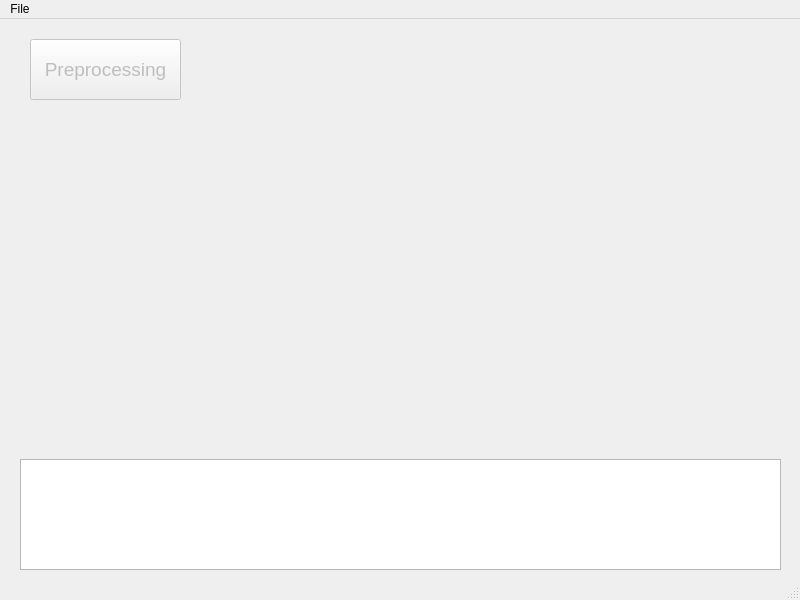
Above: dataprocesswindow.ui from jefftsai8049/BeeObservationSystem_Analysis before the change. Below: the same form after it.
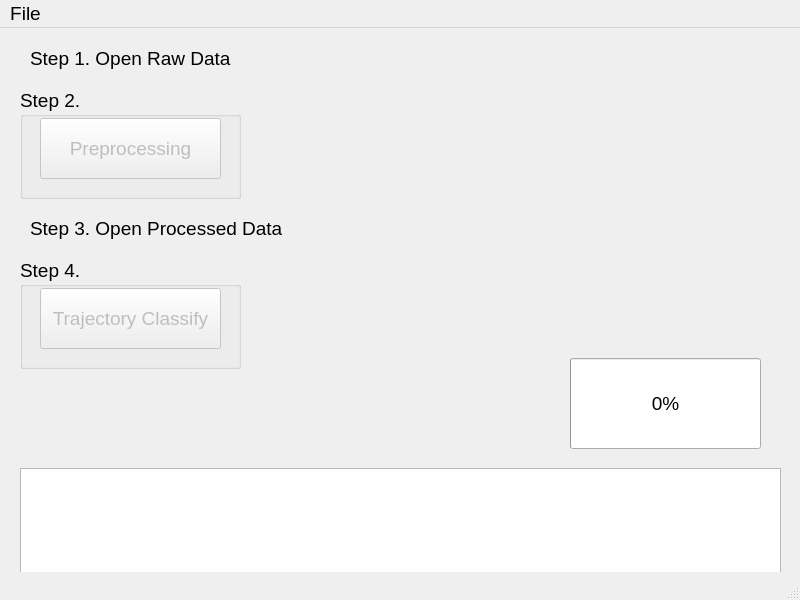
That is the form after the change.

The edit to the form file:
```diff
--- a/dataprocesswindow.ui
+++ b/dataprocesswindow.ui
@@ -10,32 +10,16 @@
     <height>600</height>
    </rect>
   </property>
+  <property name="font">
+   <font>
+    <family>Arial</family>
+    <pointsize>14</pointsize>
+   </font>
+  </property>
   <property name="windowTitle">
    <string>Data Process</string>
   </property>
   <widget class="QWidget" name="centralwidget">
-   <widget class="QPushButton" name="data_preprocessing_pushButton">
-    <property name="enabled">
-     <bool>false</bool>
-    </property>
-    <property name="geometry">
-     <rect>
-      <x>30</x>
-      <y>20</y>
-      <width>151</width>
-      <height>61</height>
-     </rect>
-    </property>
-    <property name="font">
-     <font>
-      <family>Arial</family>
-      <pointsize>14</pointsize>
-     </font>
-    </property>
-    <property name="text">
-     <string>Preprocessing</string>
-    </property>
-   </widget>
    <widget class="QTextBrowser" name="system_log_textBrowser">
     <property name="geometry">
      <rect>
@@ -46,6 +30,109 @@
      </rect>
     </property>
    </widget>
+   <widget class="QProgressBar" name="progressBar">
+    <property name="geometry">
+     <rect>
+      <x>570</x>
+      <y>330</y>
+      <width>191</width>
+      <height>91</height>
+     </rect>
+    </property>
+    <property name="value">
+     <number>0</number>
+    </property>
+   </widget>
+   <widget class="QGroupBox" name="groupBox">
+    <property name="geometry">
+     <rect>
+      <x>20</x>
+      <y>60</y>
+      <width>221</width>
+      <height>111</height>
+     </rect>
+    </property>
+    <property name="title">
+     <string>Step 2.</string>
+    </property>
+    <widget class="QPushButton" name="data_preprocessing_pushButton">
+     <property name="enabled">
+      <bool>false</bool>
+     </property>
+     <property name="geometry">
+      <rect>
+       <x>20</x>
+       <y>30</y>
+       <width>181</width>
+       <height>61</height>
+      </rect>
+     </property>
+     <property name="font">
+      <font>
+       <family>Arial</family>
+       <pointsize>14</pointsize>
+      </font>
+     </property>
+     <property name="text">
+      <string>Preprocessing</string>
+     </property>
+    </widget>
+   </widget>
+   <widget class="QLabel" name="label">
+    <property name="geometry">
+     <rect>
+      <x>30</x>
+      <y>10</y>
+      <width>211</width>
+      <height>41</height>
+     </rect>
+    </property>
+    <property name="text">
+     <string>Step 1. Open Raw Data</string>
+    </property>
+   </widget>
+   <widget class="QLabel" name="label_2">
+    <property name="geometry">
+     <rect>
+      <x>30</x>
+      <y>180</y>
+      <width>271</width>
+      <height>41</height>
+     </rect>
+    </property>
+    <property name="text">
+     <string>Step 3. Open Processed Data</string>
+    </property>
+   </widget>
+   <widget class="QGroupBox" name="groupBox_2">
+    <property name="geometry">
+     <rect>
+      <x>20</x>
+      <y>230</y>
+      <width>221</width>
+      <height>111</height>
+     </rect>
+    </property>
+    <property name="title">
+     <string>Step 4.</string>
+    </property>
+    <widget class="QPushButton" name="trajectory_classify_pushButton">
+     <property name="enabled">
+      <bool>false</bool>
+     </property>
+     <property name="geometry">
+      <rect>
+       <x>20</x>
+       <y>30</y>
+       <width>181</width>
+       <height>61</height>
+      </rect>
+     </property>
+     <property name="text">
+      <string>Trajectory Classify</string>
+     </property>
+    </widget>
+   </widget>
   </widget>
   <widget class="QMenuBar" name="menubar">
    <property name="geometry">
@@ -53,7 +140,7 @@
      <x>0</x>
      <y>0</y>
      <width>800</width>
-     <height>21</height>
+     <height>28</height>
     </rect>
    </property>
    <widget class="QMenu" name="menuFile">
```
Left out of the diff: 6 changed lines with no effect on the pictures.
